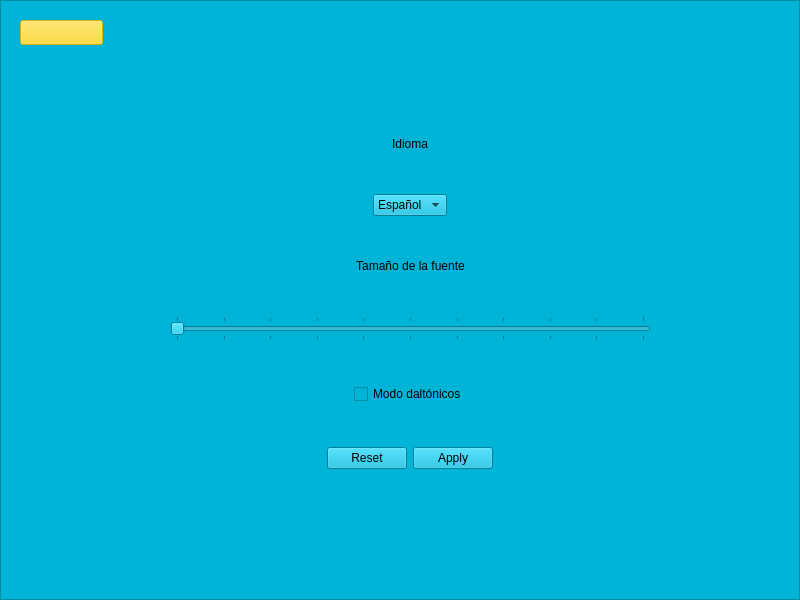
First picture: the form in LatencyTester/startscreen.ui, repository guille31794/latency_tester, before the edit.
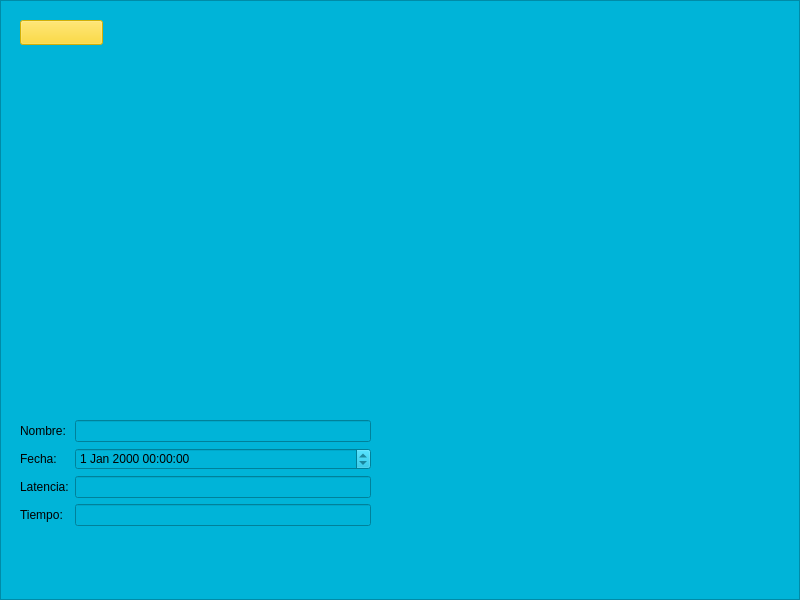
Second picture: the form after the edit.

Commit message: Comenzada nueva ventana de muestreo de registros

Diff of the .ui file:
```diff
--- a/LatencyTester/startscreen.ui
+++ b/LatencyTester/startscreen.ui
@@ -575,11 +575,90 @@
      <string/>
     </property>
    </widget>
+   <widget class="QFrame" name="registryDisplayerFrame">
+    <property name="geometry">
+     <rect>
+      <x>0</x>
+      <y>0</y>
+      <width>800</width>
+      <height>600</height>
+     </rect>
+    </property>
+    <property name="sizePolicy">
+     <sizepolicy hsizetype="Fixed" vsizetype="Fixed">
+      <horstretch>0</horstretch>
+      <verstretch>0</verstretch>
+     </sizepolicy>
+    </property>
+    <property name="frameShape">
+     <enum>QFrame::StyledPanel</enum>
+    </property>
+    <property name="frameShadow">
+     <enum>QFrame::Raised</enum>
+    </property>
+    <widget class="QWidget" name="formLayoutWidget">
+     <property name="geometry">
+      <rect>
+       <x>20</x>
+       <y>420</y>
+       <width>351</width>
+       <height>161</height>
+      </rect>
+     </property>
+     <layout class="QFormLayout" name="formLayout">
+      <item row="2" column="0">
+       <widget class="QLabel" name="latencyLabel">
+        <property name="text">
+         <string>Latencia:</string>
+        </property>
+       </widget>
+      </item>
+      <item row="2" column="1">
+       <widget class="QLineEdit" name="latencyText"/>
+      </item>
+      <item row="3" column="0">
+       <widget class="QLabel" name="timeLabel">
+        <property name="text">
+         <string>Tiempo:</string>
+        </property>
+       </widget>
+      </item>
+      <item row="3" column="1">
+       <widget class="QLineEdit" name="timeText"/>
+      </item>
+      <item row="0" column="0">
+       <widget class="QLabel" name="nameLabel">
+        <property name="text">
+         <string>Nombre:</string>
+        </property>
+       </widget>
+      </item>
+      <item row="0" column="1">
+       <widget class="QLineEdit" name="nameText"/>
+      </item>
+      <item row="1" column="0">
+       <widget class="QLabel" name="dateLabel">
+        <property name="text">
+         <string>Fecha:</string>
+        </property>
+       </widget>
+      </item>
+      <item row="1" column="1">
+       <widget class="QDateTimeEdit" name="dateTimeEdit">
+        <property name="readOnly">
+         <bool>true</bool>
+        </property>
+       </widget>
+      </item>
+     </layout>
+    </widget>
+   </widget>
    <zorder>generalInfoFrame</zorder>
    <zorder>helpFrame</zorder>
    <zorder>registryFrame</zorder>
    <zorder>startFrame</zorder>
    <zorder>settingsFrame</zorder>
+   <zorder>registryDisplayerFrame</zorder>
    <zorder>backButton</zorder>
   </widget>
  </widget>
```
The commit also changes 2 other files.
